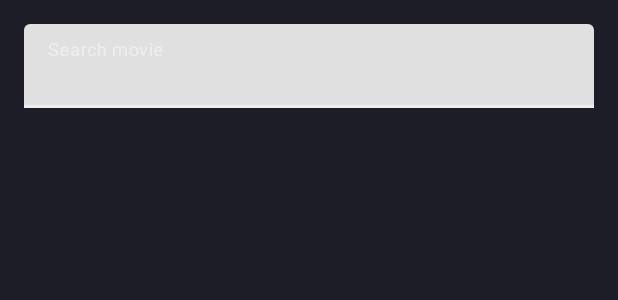
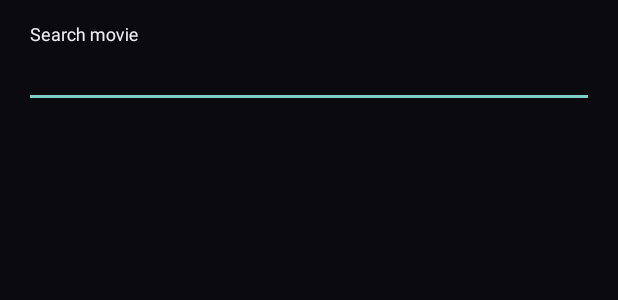
Before and after one commit to diazbumma/open-movie-mvvm-app, an Android app: the layout activity_main.xml on its own in the app's theme, with its tools: preview values and no code run, on a phone screen of 412 x 824 dp. Shown: the top 300 px of the screen. Run offline under Robolectric (Android 15) with nearby library versions, the phone set to English and light mode, and no system bars.

Commit message:
Adjust font size and some color

```diff
--- a/app/src/main/AndroidManifest.xml
+++ b/app/src/main/AndroidManifest.xml
@@ -13,11 +13,9 @@
         android:supportsRtl="true"
         android:theme="@style/Theme.OpenMovieMVVM">
         <activity
-            android:name=".MovieDetailActivity"
-            android:theme="@style/MovieDetailStyle"/>
+            android:name=".MovieDetailActivity"/>
         <activity
-            android:name=".MainActivity"
-            android:theme="@style/MovieDetailStyle">
+            android:name=".MainActivity">
             <intent-filter>
                 <action android:name="android.intent.action.MAIN" />
 
--- a/app/src/main/res/values-night/themes.xml
+++ b/app/src/main/res/values-night/themes.xml
@@ -2,9 +2,9 @@
     <!-- Base application theme. -->
     <style name="Theme.OpenMovieMVVM" parent="Theme.MaterialComponents.DayNight.DarkActionBar">
         <!-- Primary brand color. -->
-        <item name="colorPrimary">@color/purple_200</item>
-        <item name="colorPrimaryVariant">@color/purple_700</item>
-        <item name="colorOnPrimary">@color/black</item>
+        <item name="colorPrimary">@color/colorPrimary</item>
+        <item name="colorPrimaryVariant">@color/colorPrimaryDark</item>
+        <item name="colorOnPrimary">@color/white</item>
         <!-- Secondary brand color. -->
         <item name="colorSecondary">@color/teal_200</item>
         <item name="colorSecondaryVariant">@color/teal_200</item>
--- a/app/src/main/res/values/colors.xml
+++ b/app/src/main/res/values/colors.xml
@@ -1,8 +1,9 @@
 <?xml version="1.0" encoding="utf-8"?>
 <resources>
-    <color name="colorPrimary">#242b3c</color>
-    <color name="colorPrimaryDark">#1d1d27</color>
+    <color name="colorPrimary">#1d1d27</color>
+    <color name="colorPrimaryDark">#0b0b0f</color>
     <color name="colorAccent">#eeeef2</color>
+    <color name="colorAccentDarker">#8d8da5</color>
     <color name="colorBlueLight">#49ACD5</color>
     <color name="colorGreen">#45BC62</color>
     <color name="colorOrange">#EAAD43</color>
--- a/app/src/main/res/values/themes.xml
+++ b/app/src/main/res/values/themes.xml
@@ -1,6 +1,6 @@
 <resources xmlns:tools="http://schemas.android.com/tools">
     <!-- Base application theme. -->
-    <style name="Theme.OpenMovieMVVM" parent="Theme.MaterialComponents.DayNight.DarkActionBar">
+    <style name="Theme.OpenMovieMVVM" parent="Theme.AppCompat.NoActionBar">
         <!-- Primary brand color. -->
         <item name="colorPrimary">@color/colorPrimary</item>
         <item name="colorPrimaryVariant">@color/colorPrimaryDark</item>
```
Also changed, not shown: app/src/main/res/layout/movie_item.xml (+11 -3 lines).
